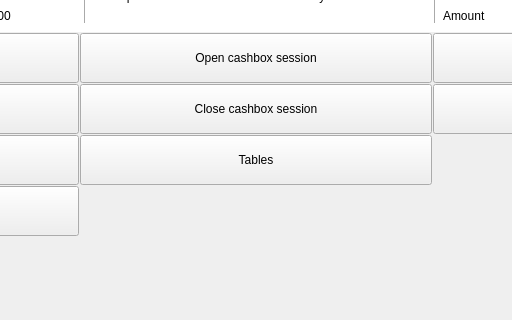
Old version of the form Waiter/dlgdashboard.ui in the repository End1-1/Cafe5; both pictures show x 275 to 787 and y 102 to 422 of the 1062 by 884 pixel window.
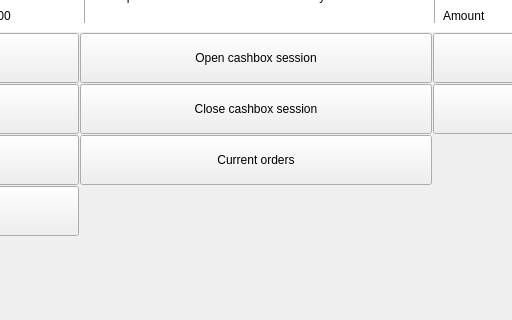
New version of the form. Icons and pictures are not drawn.

```diff
--- a/Waiter/dlgdashboard.ui
+++ b/Waiter/dlgdashboard.ui
@@ -182,7 +182,7 @@
          </size>
         </property>
         <property name="text">
-         <string>Tables</string>
+         <string>Current orders</string>
         </property>
        </widget>
       </item>
```
